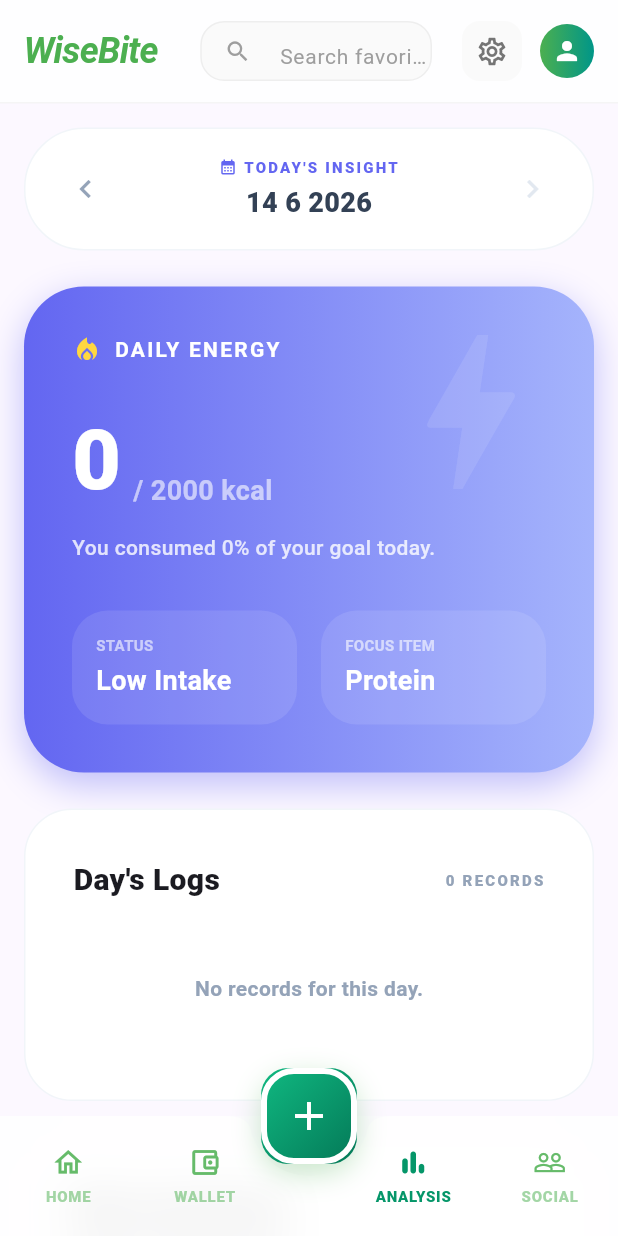
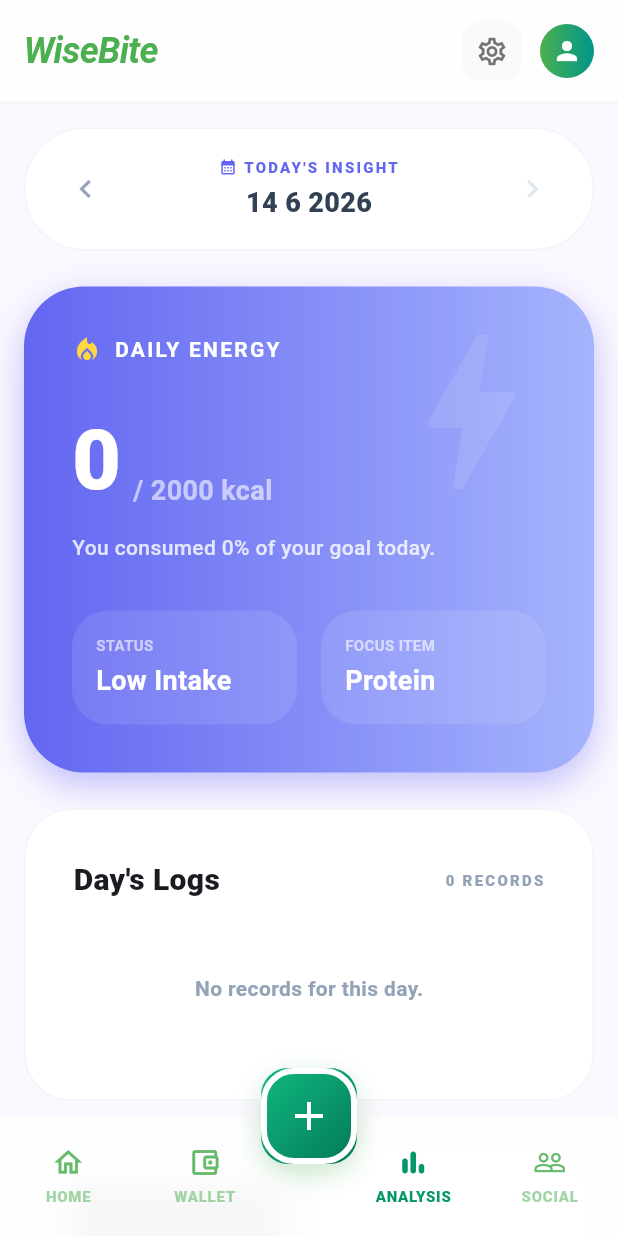
Before and after one commit to NatalieChiang125/Group22Final, a Flutter app: the screen it shows after launch, item 3 of the bottom bar chosen, on a phone screen of 412 x 824 dp. Run offline on Flutter 3.47's test engine with Material 3 defaults, Android fonts, the phone set to English and light mode, and no system bars; our stand-ins replace cloud_firestore, file_picker, firebase_auth, firebase_core, firebase_storage, fl_chart and 4 more; missing offline and left inert: dart:html, dart:ui_web; accounts and stored records are empty; network calls fail; Roboto replaces fonts that are missing (Display).

Commit message:
delete search bar

```diff
--- a/lib/widgets/wise_navbar.dart
+++ b/lib/widgets/wise_navbar.dart
@@ -78,28 +78,29 @@ class WiseNavbar extends StatelessWidget implements PreferredSizeWidget {
                     const SizedBox(width: 16),
 
                     // 搜尋框 (flex-1 填滿剩餘空間，在極小螢幕隱藏)
-                    if (constraints.maxWidth > 400)
-                      Expanded(
-                        child: Container(
-                          height: 40,
-                          decoration: BoxDecoration(
-                            color: Colors.grey.shade50, // bg-gray-50
-                            border: Border.all(color: Colors.grey.shade200),
-                            borderRadius: BorderRadius.circular(16), // rounded-2xl
-                          ),
-                          child: const TextField(
-                            decoration: InputDecoration(
-                              hintText: 'Search favorite foods...',
-                              hintStyle: TextStyle(color: Colors.grey, fontSize: 14),
-                              prefixIcon: Icon(Icons.search, size: 18, color: Colors.grey),
-                              border: InputBorder.none,
-                              contentPadding: EdgeInsets.symmetric(vertical: 10),
-                            ),
-                          ),
-                        ),
-                      ),
+                    // if (constraints.maxWidth > 400)
+                    //   Expanded(
+                    //     child: Container(
+                    //       height: 40,
+                    //       decoration: BoxDecoration(
+                    //         color: Colors.grey.shade50, // bg-gray-50
+                    //         border: Border.all(color: Colors.grey.shade200),
+                    //         borderRadius: BorderRadius.circular(16), // rounded-2xl
+                    //       ),
+                    //       child: const TextField(
+                    //         decoration: InputDecoration(
+                    //           hintText: 'Search favorite foods...',
+                    //           hintStyle: TextStyle(color: Colors.grey, fontSize: 14),
+                    //           prefixIcon: Icon(Icons.search, size: 18, color: Colors.grey),
+                    //           border: InputBorder.none,
+                    //           contentPadding: EdgeInsets.symmetric(vertical: 10),
+                    //         ),
+                    //       ),
+                    //     ),
+                    //   ),
 
-                    const SizedBox(width: 16),
+                    //const SizedBox(width: 16),
+                    const Spacer(),
 
                     // 右側功能按鈕區
                     Row(
```
